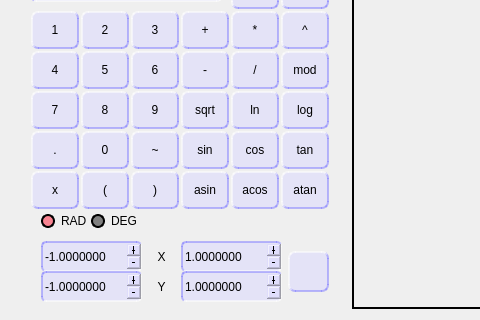
First picture: the form in interface/calculator.ui, repository alexvnderftw/S21CalculatorCPP, before the edit; both pictures show x 0 to 480 and y 130 to 450 of the 800 by 450 pixel window.
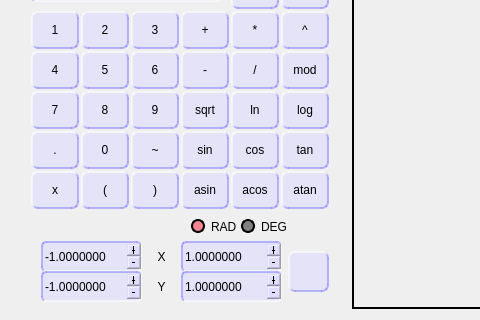
Second picture: the form after the edit. Icons and pictures are not drawn. Custom widgets are drawn as their Qt base class.

Commit message: ADD: credit calculator model and controller.

Diff of the .ui file:
```diff
--- a/interface/calculator.ui
+++ b/interface/calculator.ui
@@ -1008,10 +1008,10 @@
      <widget class="QRadioButton" name="radioButtonRad">
       <property name="geometry">
        <rect>
-        <x>30</x>
+        <x>180</x>
         <y>330</y>
         <width>51</width>
-        <height>20</height>
+        <height>31</height>
        </rect>
       </property>
       <property name="text">
@@ -1024,10 +1024,10 @@
      <widget class="QRadioButton" name="radioButtonDeg">
       <property name="geometry">
        <rect>
-        <x>80</x>
+        <x>230</x>
         <y>330</y>
         <width>51</width>
-        <height>20</height>
+        <height>31</height>
        </rect>
       </property>
       <property name="text">
```
The commit also changes 7 other files.
